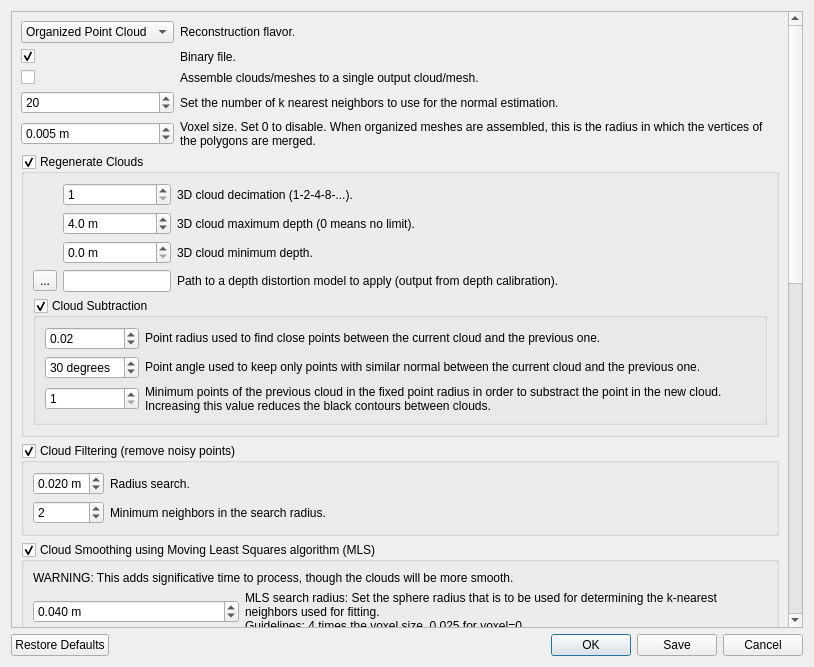
introlab/rtabmap, file guilib/src/ui/exportCloudsDialog.ui: the form before one commit.
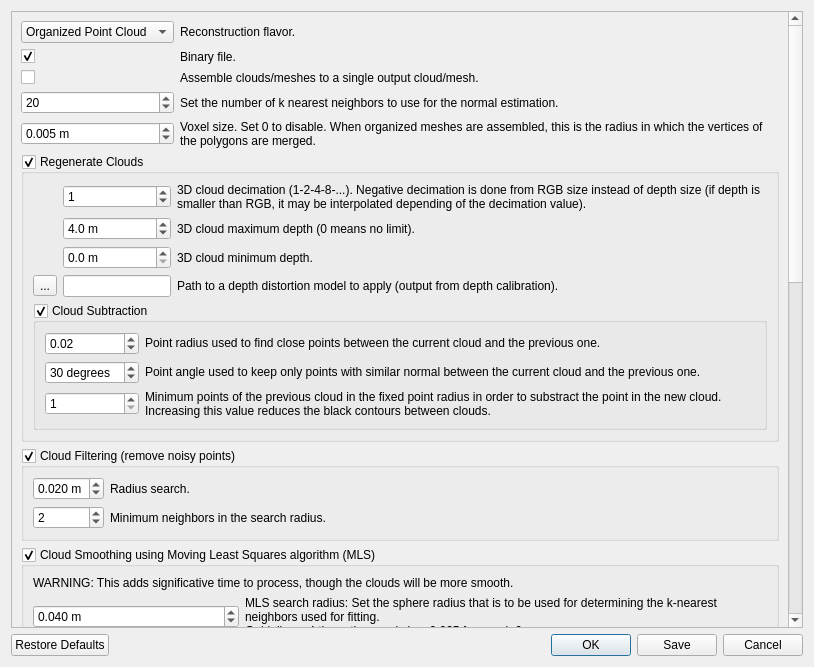
The form after the commit.

Commit message: Image Decimation can now be negative, meaning that decimation is done from RGB size instead of depth. If Depth size is smaller than RGB, it may be upsampled depending on the decimation value. Export Dialog: Fixed MLS not done even when checked.

```diff
--- a/guilib/src/ui/exportCloudsDialog.ui
+++ b/guilib/src/ui/exportCloudsDialog.ui
@@ -23,9 +23,9 @@
       <property name="geometry">
        <rect>
         <x>0</x>
-        <y>-823</y>
+        <y>0</y>
         <width>773</width>
-        <height>1731</height>
+        <height>1755</height>
        </rect>
       </property>
       <layout class="QVBoxLayout" name="verticalLayout_13">
@@ -173,7 +173,7 @@
             <item row="0" column="2">
              <widget class="QLabel" name="label_108">
               <property name="text">
-               <string>3D cloud decimation (1-2-4-8-...).</string>
+               <string>3D cloud decimation (1-2-4-8-...). Negative decimation is done from RGB size instead of depth size (if depth is smaller than RGB, it may be interpolated depending of the decimation value).</string>
               </property>
               <property name="wordWrap">
                <bool>true</bool>
@@ -183,7 +183,7 @@
             <item row="0" column="1">
              <widget class="QSpinBox" name="spinBox_decimation">
               <property name="minimum">
-               <number>1</number>
+               <number>-32</number>
               </property>
               <property name="maximum">
                <number>32</number>
```
The commit also changes 11 other files.
